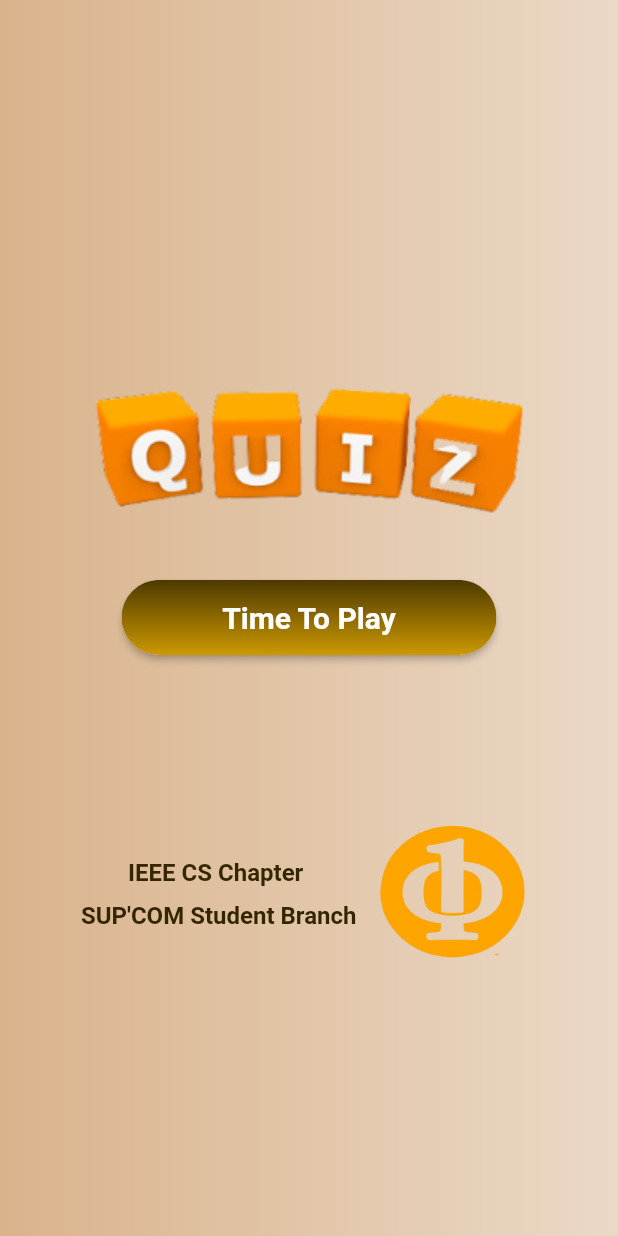
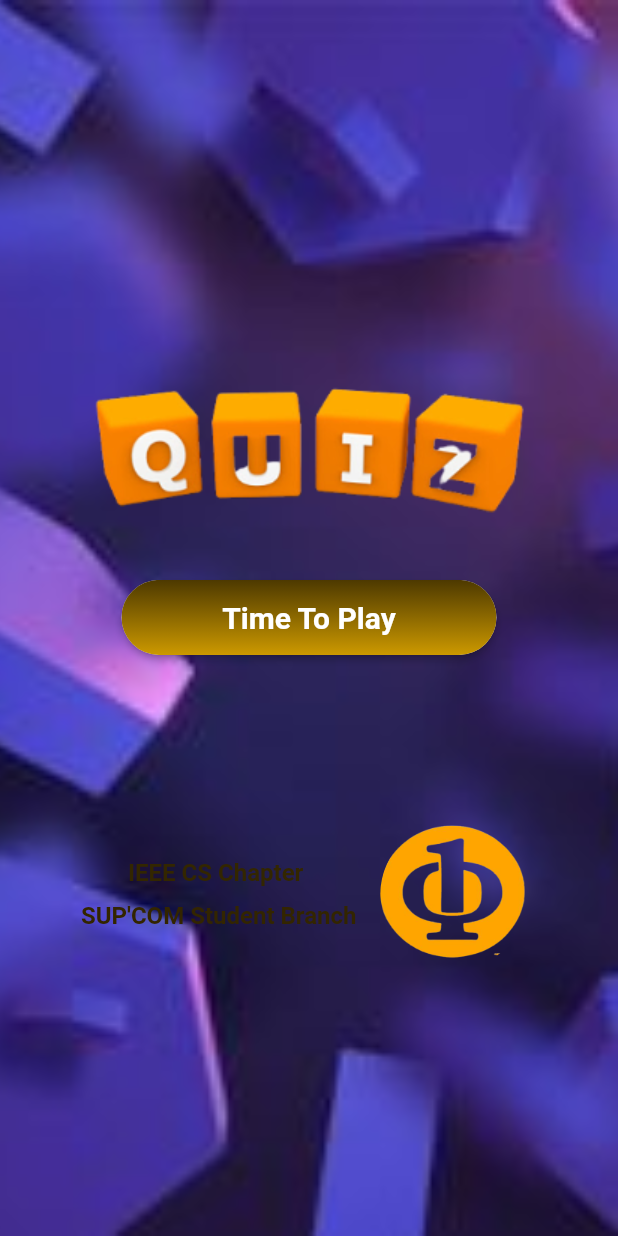
Before and after one commit to Yessine1200/Quiz_App, a Flutter app: the screen it shows after launch, on a phone screen of 412 x 824 dp. Run offline on Flutter 3.47's test engine with Material 2 defaults, Android fonts, the phone set to English and light mode, and no system bars.

Commit message:
Second Commit

```diff
--- a/lib/Welcome_Page.dart
+++ b/lib/Welcome_Page.dart
@@ -13,8 +13,9 @@ class WelcomePage extends StatelessWidget {
       body:
       Container(
         decoration: BoxDecoration(
-            gradient: LinearGradient(
-              colors: [Color.fromRGBO(217, 179, 140, 1),Color.fromRGBO(235, 217, 198, 1)],
+            image: DecorationImage(
+              image: AssetImage('assets/background.jpg'),
+              fit: BoxFit.cover,
             )
         ),
         child: Column(
--- a/pubspec.yaml
+++ b/pubspec.yaml
@@ -48,6 +48,7 @@ flutter:
 
   # To add assets to your application, add an assets section, like this:
   assets:
+    - assets/background.jpg
     - assets/logo1.png
     - assets/logo.png
     - assets/back.jpg
```
Also changed, not shown: assets/background.jpg (added).
